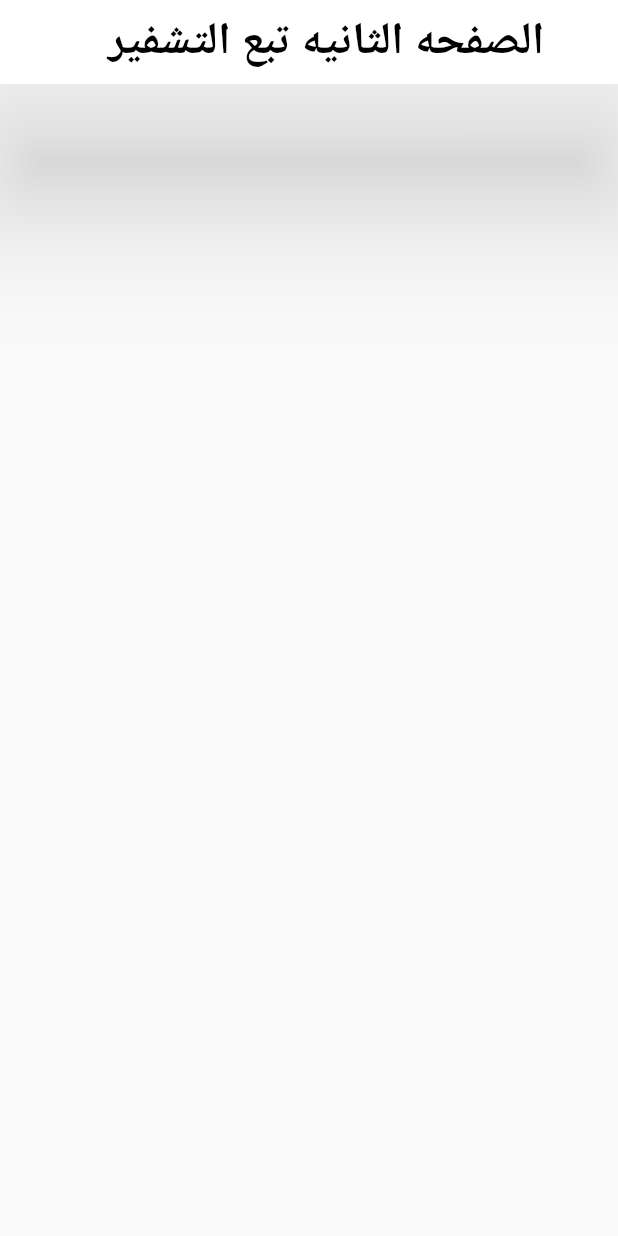
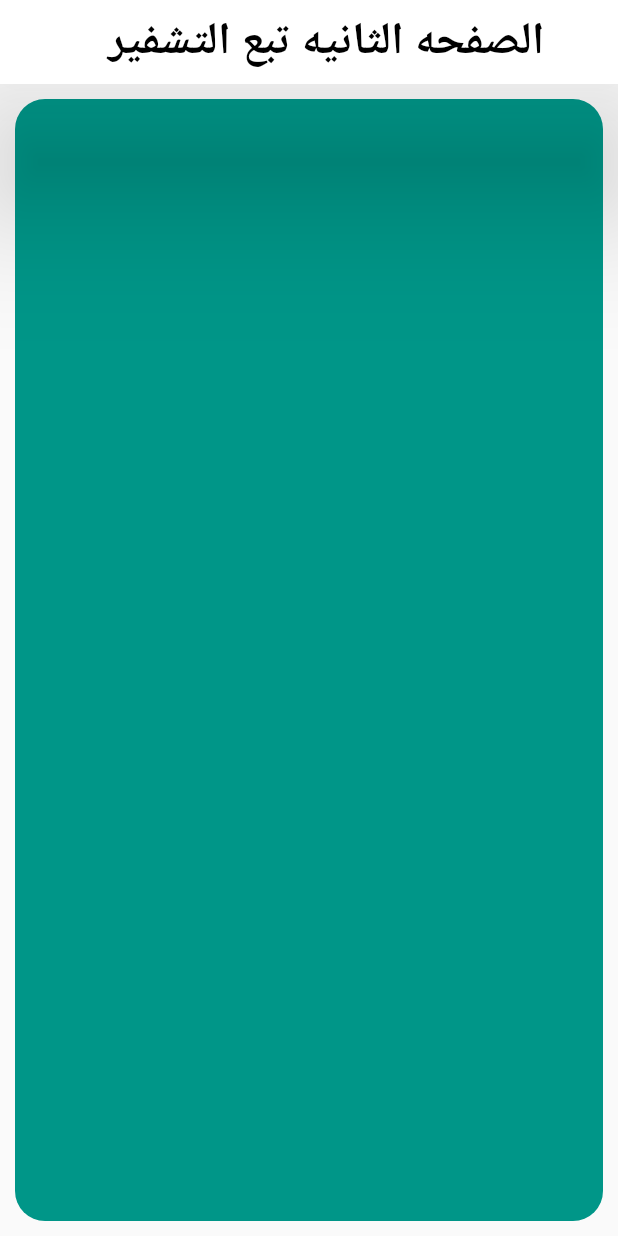
Before and after one commit to salahalddinn/project_flutter, a Flutter app: the screan_salah screen opened directly, on a phone screen of 412 x 824 dp. Run offline on Flutter 3.47's test engine with Material 2 defaults, Android fonts, the phone set to English and light mode, and no system bars.

Commit message:
create the body in container   his branch salah

```diff
--- a/lib/salah.dart
+++ b/lib/salah.dart
@@ -11,6 +11,15 @@ class screan_salah extends StatelessWidget {
         elevation: 40,
         title: Text("الصفحه الثانيه تبع التشفير ",style: TextStyle(color: Colors.black,fontWeight: FontWeight.bold,fontSize: 30),),
       ),
+      body: Container(
+        margin: EdgeInsets.all(10),
+        width: double.infinity,
+        height: double.infinity,
+        decoration: BoxDecoration(
+          color: Colors.teal,
+          borderRadius: BorderRadius.circular(20),
+        ),
+      ),
     );
   }
 }
```
